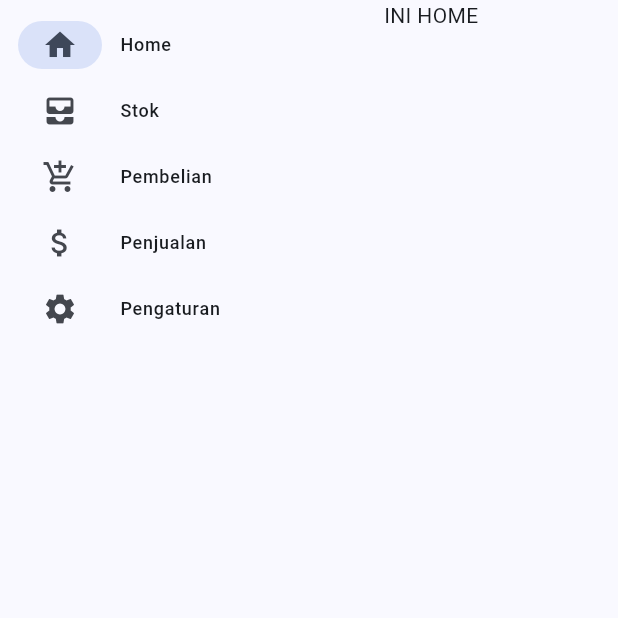
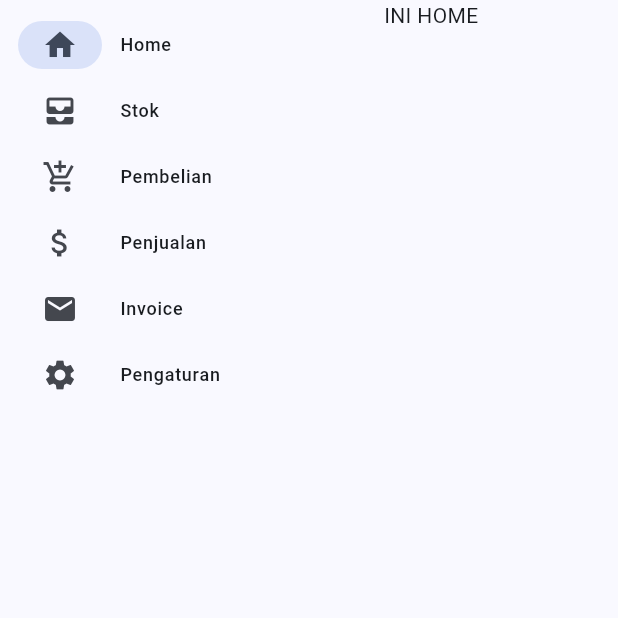
Before and after one commit to zxkilerxxx/profilnium, a Flutter app: the MenuScreen screen opened directly, on a phone screen of 412 x 824 dp, the top half of it. Run offline on Flutter 3.47's test engine with Material 3 defaults, Android fonts, the light colour scheme and no system bars; our stand-ins replace firebase_core, loading_animation_widget, logger, open_file, pdf; missing offline and left inert: firedart; accounts and stored records are empty.

Commit message:
tambah fragment invoice

```diff
--- a/lib/menu.dart
+++ b/lib/menu.dart
@@ -1,6 +1,7 @@
 import 'package:firedart/auth/firebase_auth.dart';
 import 'package:flutter/material.dart';
 import 'package:profilnium/home.dart';
+import 'package:profilnium/invoice.dart';
 import 'package:profilnium/stok.dart';
 import 'package:profilnium/pembelian.dart';
 import 'package:profilnium/penjualan.dart';
@@ -38,6 +39,9 @@ class _MenuScreenState extends State<MenuScreen> {
         page = FragmentPenjualan();
         break;
       case 4:
+        page = FragmentInvoice();
+        break;
+      case 5:
         page = FragmentPengaturan();
         break;
       default:
@@ -79,6 +83,10 @@ class _MenuScreenState extends State<MenuScreen> {
                       label: Text("Penjualan"),
                     ),
                     NavigationRailDestination(
+                      icon: Icon(Icons.mail),
+                      label: Text("Invoice"),
+                    ),
+                    NavigationRailDestination(
                       icon: Icon(Icons.settings),
                       label: Text("Pengaturan"),
                     ),
```
Also changed, not shown: lib/invoice.dart (added, +17 -0 lines).
